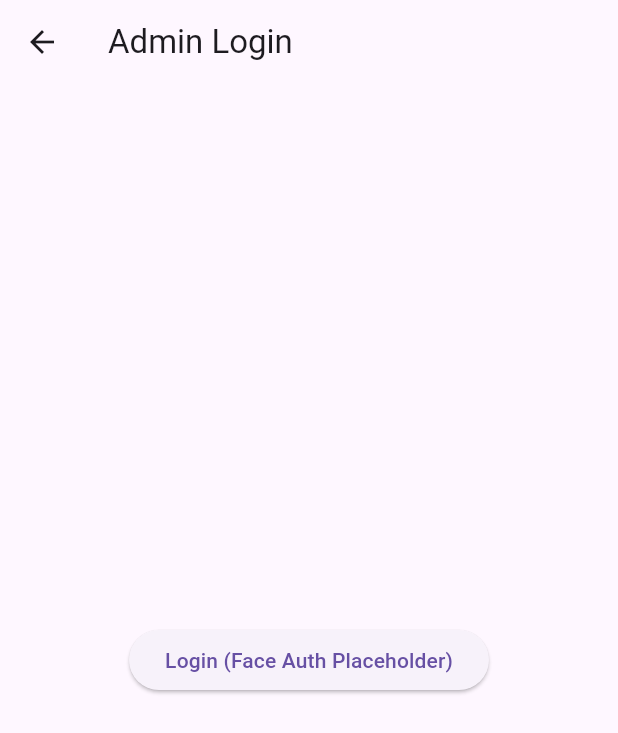
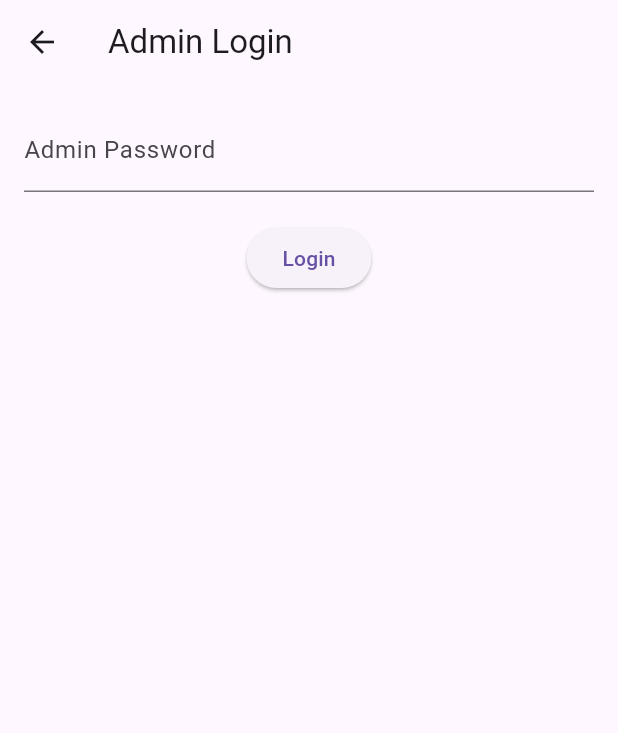
Before and after one commit to aanjeneykodesia-web/Aanjeney-, a Flutter app: the screen it shows after launch, after a tap on "Admin", on a phone screen of 412 x 824 dp. Shown: the top 733 px of the screen. Run offline on Flutter 3.47's test engine with Material 3 defaults, Android fonts, the phone set to English and light mode, and no system bars; our stand-ins replace firebase_core; accounts and stored records are empty.

Commit message:
Add password field and validation to AdminLogin
Updated the AdminLogin widget to include a password field and validate the input before navigating to the AdminDashboard.

```diff
--- a/lib/admin_login.dart
+++ b/lib/admin_login.dart
@@ -2,16 +2,34 @@ import 'package:flutter/material.dart';
 import 'admin_dashboard.dart';
 
 class AdminLogin extends StatelessWidget {
+  final passCtrl = TextEditingController();
+
   @override
   Widget build(BuildContext context) {
     return Scaffold(
       appBar: AppBar(title: const Text("Admin Login")),
-      body: Center(
-        child: ElevatedButton(
-          onPressed: () {
-            Navigator.push(context, MaterialPageRoute(builder: (_) => AdminDashboard()));
-          },
-          child: const Text("Login (Face Auth Placeholder)"),
+      body: Padding(
+        padding: const EdgeInsets.all(16),
+        child: Column(
+          children: [
+            TextField(
+              controller: passCtrl,
+              obscureText: true,
+              decoration: const InputDecoration(labelText: "Admin Password"),
+            ),
+            const SizedBox(height: 20),
+            ElevatedButton(
+              onPressed: () {
+                if (passCtrl.text == "ADMIN@123") {
+                  Navigator.push(
+                    context,
+                    MaterialPageRoute(builder: (_) => AdminDashboard()),
+                  );
+                }
+              },
+              child: const Text("Login"),
+            ),
+          ],
         ),
       ),
     );
```
